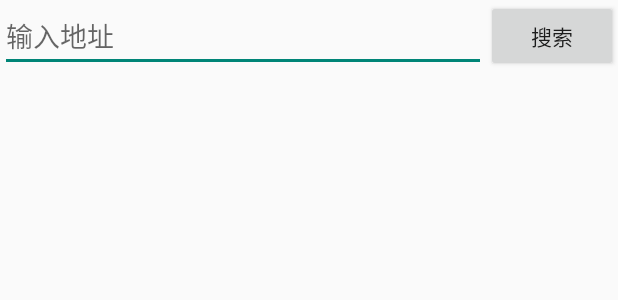
After one commit to qiaofangchun/Hola, an Android app: the layout fragment_search_city.xml on its own in the app's theme, with its tools: preview values and no code run, on a phone screen of 412 x 824 dp. The commit adds this screen. Shown: the top 300 px of the screen. Run offline under Robolectric (Android 15) with nearby library versions, the phone set to English and light mode, and no system bars.

Commit message:
dev weather

```diff
--- a/app/weather/src/main/java/com/hola/app/weather/repository/WeatherRepository.kt
+++ b/app/weather/src/main/java/com/hola/app/weather/repository/WeatherRepository.kt
@@ -87,7 +87,7 @@ object WeatherRepository {
         val alert = weather.result.alert.toAlertTab(place.lat, place.lng)
         val hourly = weather.result.hourly.toHourlyTab(place.lat, place.lng)
         val daily = weather.result.daily.toDailyTab(place.lat, place.lng)
-        val city = place.copy(timeZone = weather.timezone, tzshift = weather.tzshift)
+        val city = place.copy(timeZone = weather.timezone, tzshift = weather.tzshift, updateTime = weather.server_time)
         localeApi.withTransaction {
             insertOrUpdatePlace(city)
             insertOrUpdateRealTime(realtime)
--- a/app/weather/src/main/java/com/hola/app/weather/repository/locale/model/PlaceTab.kt
+++ b/app/weather/src/main/java/com/hola/app/weather/repository/locale/model/PlaceTab.kt
@@ -17,7 +17,7 @@ data class PlaceTab(
     val timeZone: String? = null,
     val tzshift: Int? = null,
     val isLocation: Boolean = false,
-    val updateTime: Long = 0
+    val updateTime: String = ""
 ) {
     @Ignore
     constructor() : this(0.0, 0.0)
--- a/app/weather/src/main/java/com/hola/app/weather/ui/city/ManageCityFragment.kt
+++ b/app/weather/src/main/java/com/hola/app/weather/ui/city/manage/ManageCityFragment.kt
@@ -1,4 +1,4 @@
-package com.hola.app.weather.ui.city
+package com.hola.app.weather.ui.city.manage
 
 import androidx.fragment.app.viewModels
 import com.hola.app.weather.R
@@ -17,6 +17,6 @@ class ManageCityFragment : BaseFragment(R.layout.fragment_manage_city) {
     }
 
     override fun initWithData() {
-
+        model.getPlaces()
     }
 }
--- /dev/null
+++ b/app/weather/src/main/res/layout/fragment_search_city.xml
@@ -0,0 +1,30 @@
+<?xml version="1.0" encoding="utf-8"?>
+<RelativeLayout xmlns:android="http://schemas.android.com/apk/res/android"
+    android:layout_width="match_parent"
+    android:layout_height="match_parent"
+    android:orientation="vertical">
+
+    <EditText
+        android:id="@+id/address"
+        android:layout_width="match_parent"
+        android:layout_height="48dp"
+        android:layout_alignParentStart="true"
+        android:layout_toStartOf="@+id/btnSearch"
+        android:hint="输入地址"
+        android:inputType="text"
+        android:singleLine="true" />
+
+    <Button
+        android:id="@+id/btnSearch"
+        android:layout_width="wrap_content"
+        android:layout_height="48dp"
+        android:layout_alignParentEnd="true"
+        android:text="搜索" />
+
+    <androidx.recyclerview.widget.RecyclerView
+        android:id="@+id/searchPlaces"
+        android:layout_width="match_parent"
+        android:layout_height="match_parent"
+        android:layout_below="@id/address" />
+
+</RelativeLayout>
```
Also changed, not shown: app/weather/src/main/java/com/hola/app/weather/ui/city/manage/ManageCityUseCase.kt (added, +73 -0 lines), app/weather/src/main/java/com/hola/app/weather/ui/city/manage/ManageCityViewModel.kt (added, +21 -0 lines), app/weather/src/main/java/com/hola/app/weather/ui/city/search/SearchCityFragment.kt (added, +22 -0 lines), app/weather/src/main/java/com/hola/app/weather/ui/city/search/SearchCityUseCase.kt (renamed from app/weather/src/main/java/com/hola/app/weather/ui/city/ManageCityUseCase.kt, +17 -3 lines), app/weather/src/main/java/com/hola/app/weather/ui/city/search/SearchCityViewModel.kt (renamed from app/weather/src/main/java/com/hola/app/weather/ui/city/ManageCityViewModel.kt, +7 -5 lines), app/weather/src/main/res/layout/fragment_choose_city.xml (deleted, +0 -13 lines), app/weather/src/main/res/layout/fragment_city.xml (deleted, +0 -13 lines), app/weather/src/main/res/layout/fragment_manage_city.xml (+4 -9 lines).
